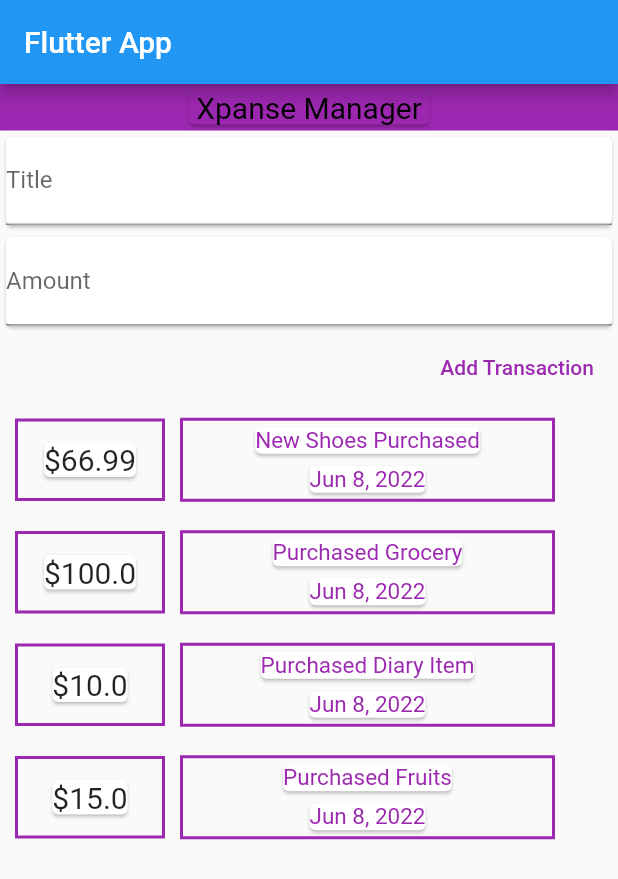
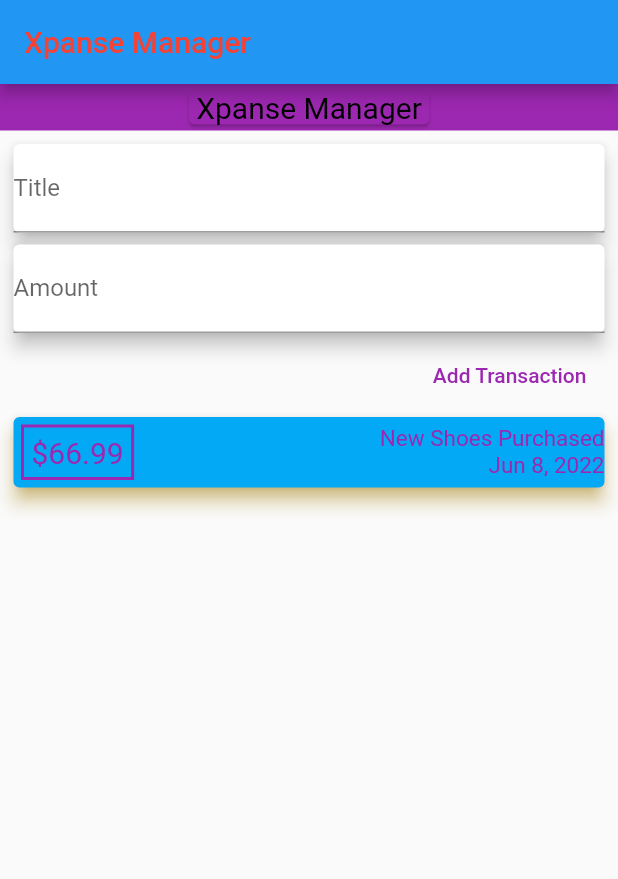
Before and after one commit to ishi2017/first, a Flutter app: the screen it shows after launch, after a tap on "Add Transaction", on a phone screen of 412 x 824 dp. Shown: the top 879 px of the screen. Run offline on Flutter 3.47's test engine with Material 2 defaults, Android fonts, the phone set to English and light mode, and no system bars; Roboto replaces fonts that are missing (Rockwell).

Commit message:
Commited at office dated 08th June-2022

```diff
--- a/xpnse/lib/main.dart
+++ b/xpnse/lib/main.dart
@@ -1,6 +1,5 @@
 import 'package:flutter/material.dart';
-import './Transaction.dart';
-import 'package:intl/intl.dart';
+import './widgets/newTransaction.dart';
 
 void main() => runApp(MyApp());
 
@@ -8,52 +7,25 @@ class MyApp extends StatelessWidget {
   @override
   Widget build(BuildContext context) {
     return MaterialApp(
-      title: 'Flutter App',
+      title: 'Xpanse Manager',
       home: MyHomePage(),
     );
   }
 }
 
 class MyHomePage extends StatelessWidget {
-  // String inputTitle, inputAmount;
-  final titleController = TextEditingController();
-  final amountController = TextEditingController();
-
-  final List<Transaction> transactions = [
-    Transaction(
-        id: '1',
-        title: 'New Shoes Purchased',
-        amount: 66.99,
-        date: DateTime.now()),
-    Transaction(
-      id: '2',
-      title: 'Purchased Grocery',
-      amount: 100.0,
-      date: DateTime.now(),
-    ),
-    Transaction(
-      id: '3',
-      title: 'Purchased Diary Item',
-      amount: 10.0,
-      date: DateTime.now(),
-    ),
-    Transaction(
-      id: '4',
-      title: 'Purchased Fruits',
-      amount: 15.0,
-      date: DateTime.now(),
-    ),
-  ];
-
   @override
   Widget build(BuildContext context) {
     return Scaffold(
       appBar: AppBar(
-        title: Text('Flutter App'),
+        title: Text(
+          'Xpanse Manager',
+          style: TextStyle(color: Colors.red),
+          textAlign: TextAlign.center,
+        ),
       ),
-      body: Column(
-        mainAxisAlignment: MainAxisAlignment.start,
-        crossAxisAlignment: CrossAxisAlignment.start,
+      body: // SingleChildScrollView(child:
+          Column(
         children: <Widget>[
           Container(
             alignment: Alignment.center,
@@ -71,116 +43,7 @@ class MyHomePage extends StatelessWidget {
               color: Colors.purple,
             ),
           ),
-          Container(
-            child: Column(
-              crossAxisAlignment: CrossAxisAlignment.end,
-              children: [
-                Card(
-                  child: TextField(
-                    decoration: InputDecoration(
-                      labelText: 'Title',
-                    ),
-                    controller: titleController,
-                    // onChanged: (val) {
-                    //   inputTitle = val;
-                    // },
-                  ),
-                ),
-                Card(
-                  child: TextField(
-                    decoration: InputDecoration(labelText: 'Amount'),
-                    controller: amountController,
-                    // onChanged: (val) {
-                    //   inputAmount = val;
-                    // },
-                  ),
-                ),
-                FlatButton(
-                  child: Text(
-                    'Add Transaction',
-                    style: TextStyle(color: Colors.purple),
-                  ),
-                  onPressed: () {
-                    print(titleController.text);
-                    print(amountController.text);
-                    // print(inputTitle);
-                    // print(inputAmount);
-                  },
-                ),
-              ],
-            ),
-          ),
-          Column(
-            children: [
-              ...transactions.map((e) {
-                return Row(
-                  children: [
-                    Container(
-                      margin: EdgeInsets.symmetric(
-                        horizontal: 10,
-                        vertical: 10,
-                      ),
-                      width: 100,
-                      alignment: Alignment.center,
-                      decoration: BoxDecoration(
-                        border: Border.all(
-                          color: Colors.purple,
-                          width: 2,
-                        ),
-                      ),
-                      padding: EdgeInsets.all(
-                        10,
-                      ),
-                      child: Card(
-                        child: Text(
-                          '\$${e.amount}',
-                          style: TextStyle(
-                            fontFamily: 'Rockwell',
-                            fontSize: 20,
-                          ),
-                        ),
-                      ),
-                    ),
-                    Container(
-                        width: 250,
-                        decoration: BoxDecoration(
-                          border: Border.all(
-                            color: Colors.purple,
-                            width: 2,
-                          ),
-                        ),
-                        child: Column(
-                          mainAxisAlignment: MainAxisAlignment.spaceEvenly,
-                          crossAxisAlignment: CrossAxisAlignment.center,
-                          children: [
-                            Card(
-                              child: Text(
-                                e.title,
-                                style: TextStyle(
-                                  color: Colors.purple,
-                                  fontSize: 15,
-                                  fontFamily: 'Rockwell',
-                                ),
-                              ),
-                            ),
-                            Card(
-                              child: Text(
-                                // DateFormat('yyyy-MM-dd').format(e.date),
-                                DateFormat.yMMMd().format(e.date),
-                                style: TextStyle(
-                                  color: Colors.purple,
-                                  fontSize: 15,
-                                  fontFamily: 'Rockwell',
-                                ),
-                              ),
-                            ),
-                          ],
-                        ))
-                  ],
-                );
-              }),
-            ],
-          ),
+          NewTransaction(),
         ],
       ),
     );
--- /dev/null
+++ b/xpnse/lib/widgets/newTransaction.dart
@@ -0,0 +1,87 @@
+import 'package:flutter/material.dart';
+import './transaction_list.dart';
+import '../Module/Transaction.dart';
+
+class NewTransaction extends StatefulWidget {
+  @override
+  State<StatefulWidget> createState() {
+    return MyNewTransaction();
+  }
+}
+
+class MyNewTransaction extends State<NewTransaction> {
+  void addTx({String newTitle, double newAmount}) {
+    final Transaction newtx = Transaction(
+      id: DateTime.now().toString(),
+      title: newTitle,
+      amount: newAmount,
+      date: DateTime.now(),
+    );
+    transactions.add(newtx);
+  }
+
+  final List<Transaction> transactions = [
+    Transaction(
+        id: '1',
+        title: 'New Shoes Purchased',
+        amount: 66.99,
+        date: DateTime.now()),
+  ];
+  // String inputTitle, inputAmount;
+  final titleController = TextEditingController();
+  final amountController = TextEditingController();
+
+  @override
+  Widget build(BuildContext context) {
+    return Container(
+      padding: EdgeInsets.all(5),
+      //margin: EdgeInsets.all(5),
+      child: Column(
+        crossAxisAlignment: CrossAxisAlignment.end,
+        children: [
+          Card(
+            elevation: 5,
+            child: TextField(
+              decoration: InputDecoration(
+                labelText: 'Title',
+              ),
+              controller: titleController,
+              // onChanged: (val) {
+              //   inputTitle = val;
+              // },
+            ),
+          ),
+          Card(
+            elevation: 5,
+            child: TextField(
+              decoration: InputDecoration(labelText: 'Amount'),
+              controller: amountController,
+              // onChanged: (val) {
+              //   inputAmount = val;
+              // },
+            ),
+          ),
+          FlatButton(
+            child: Text(
+              'Add Transaction',
+              style: TextStyle(color: Colors.purple),
+            ),
+            onPressed: () {
+              setState(() {
+                addTx(
+                  newTitle: titleController.text,
+                  newAmount: double.parse(amountController.text),
+                );
+              });
+              // print(titleController.text);
+              // print(amountController.text);
+              // print(inputTitle);
+              // print(inputAmount);
+            },
+          ),
+          TransactionList(this.transactions),
+        ],
+      ),
+    );
+  }
+}
--- /dev/null
+++ b/xpnse/lib/widgets/transaction_list.dart
@@ -0,0 +1,72 @@
+import 'package:flutter/material.dart';
+import '../Module/Transaction.dart';
+import 'package:intl/intl.dart';
+
+class TransactionList extends StatelessWidget {
+  final List<Transaction> transactions;
+  TransactionList(this.transactions);
+  @override
+  Widget build(BuildContext context) {
+    return Container(
+      height: 200,
+      child: ListView.builder(
+        itemBuilder: (context, index) {
+          return Card(
+            elevation: 5,
+            color: Colors.lightBlue,
+            shadowColor: Colors.amber,
+            child: Row(
+              mainAxisAlignment: MainAxisAlignment.spaceBetween,
+              children: [
+                Container(
+                  margin: EdgeInsets.symmetric(
+                    horizontal: 5,
+                    vertical: 5,
+                  ),
+                  padding: EdgeInsets.all(5),
+                  decoration: BoxDecoration(
+                    border: Border.all(
+                      color: Colors.purple,
+                      width: 2,
+                    ),
+                  ),
+                  child: Text(
+                    '\$${transactions[index].amount}',
+                    style: TextStyle(
+                      fontFamily: 'Rockwell',
+                      fontSize: 20,
+                      color: Colors.purple,
+                    ),
+                  ),
+                ),
+                Column(
+                  crossAxisAlignment: CrossAxisAlignment.end,
+                  children: [
+                    Text(
+                      transactions[index].title,
+                      style: TextStyle(
+                        color: Colors.purple,
+                        fontSize: 15,
+                        fontFamily: 'Rockwell',
+                      ),
+                    ),
+                    Text(
+                      // DateFormat('yyyy-MM-dd').format(e.date),
+                      DateFormat.yMMMd().format(transactions[index].date),
+                      style: TextStyle(
+                        color: Colors.purple,
+                        fontSize: 15,
+                        fontFamily: 'Rockwell',
+                      ),
+                    ),
+                  ],
+                ),
+              ],
+            ),
+          );
+        },
+        itemCount: transactions.length,
+      ),
+    );
+  }
+}
```
Also changed, not shown: xpnse/lib/Module/Transaction.dart (renamed from xpnse/lib/Transaction.dart).
